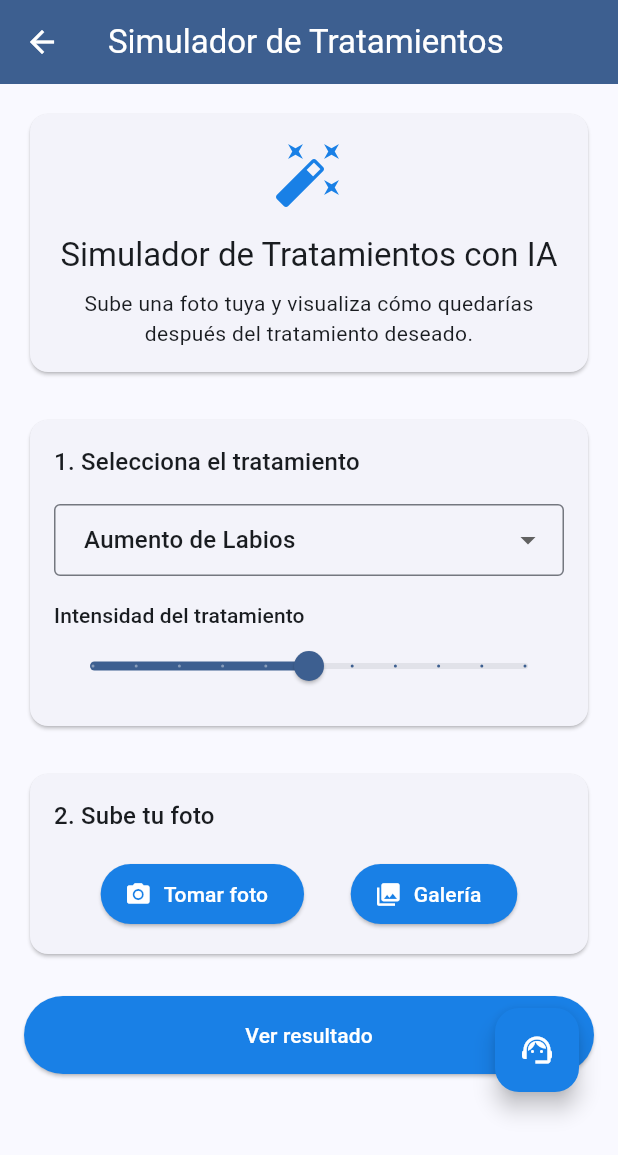
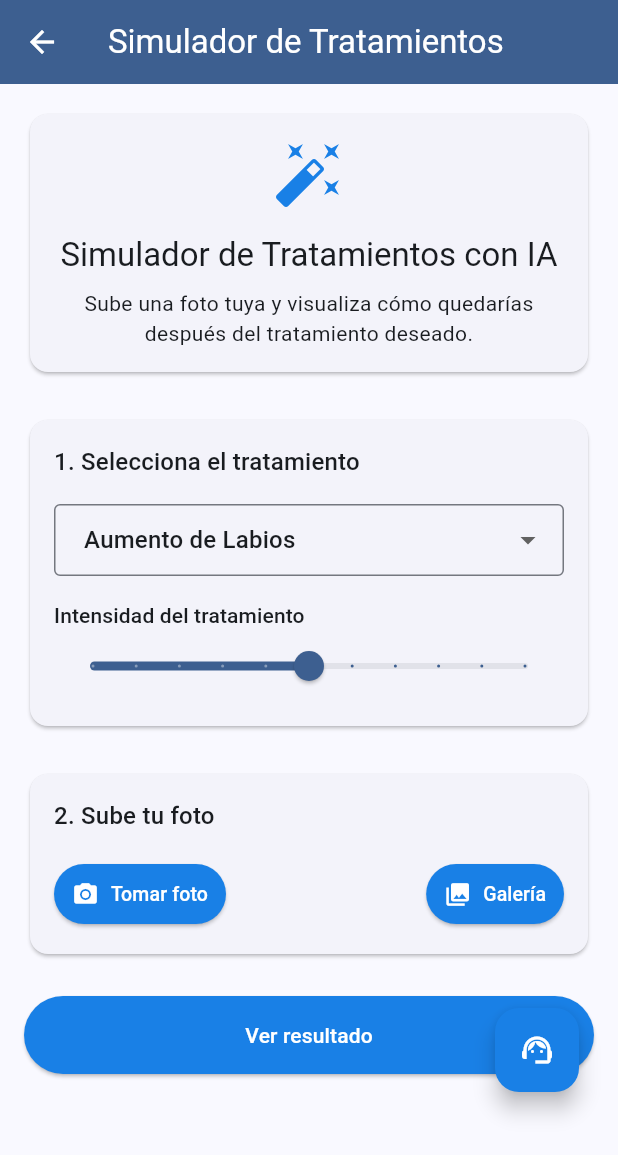
Before and after one commit to salvaromanelli/clinicas-love-app, a Flutter app: the TreatmentSimulationPage screen opened by its route, on a phone screen of 412 x 824 dp. Shown: the top 1155 px of the screen. Run offline on Flutter 3.47's test engine with Material 3 defaults, Android fonts, the phone set to English and light mode, and no system bars; our stand-ins replace cached_network_image, flutter_local_notifications, flutter_secure_storage, flutter_svg, geolocator, image_picker and 4 more; accounts and stored records are empty; network calls fail.

Commit message:
feat: implement responsive image buttons for camera and gallery selection

```diff
--- a/lib/simulacion_resultados.dart
+++ b/lib/simulacion_resultados.dart
@@ -146,6 +146,33 @@ class _TreatmentSimulationPageState extends State<TreatmentSimulationPage> {
   }
 
   @override
+
+  Widget _buildImageButton({
+  required IconData icon,
+  required String label,
+  required VoidCallback onPressed,
+  bool isFullWidth = false,
+}) {
+  return ElevatedButton.icon(
+    onPressed: onPressed,
+    icon: Icon(icon, size: 18), // Tamaño de icono más pequeño
+    label: Text(
+      label,
+      style: const TextStyle(fontSize: 13), // Texto más pequeño
+    ),
+    style: ElevatedButton.styleFrom(
+      foregroundColor: Colors.white,
+      backgroundColor: const Color(0xFF1980E6),
+      padding: const EdgeInsets.symmetric(
+        horizontal: 12,
+        vertical: 8,
+      ),
+      minimumSize: isFullWidth ? const Size(double.infinity, 40) : null,
+    ),
+  );
+}
+
+
   Widget build(BuildContext context) {
     return Scaffold(
       appBar: AppBar(
@@ -256,28 +283,47 @@ class _TreatmentSimulationPageState extends State<TreatmentSimulationPage> {
                           style: Theme.of(context).textTheme.titleMedium,
                         ),
                         const SizedBox(height: 16),
-                        Row(
-                          mainAxisAlignment: MainAxisAlignment.spaceEvenly,
+                        LayoutBuilder(
+                          builder: (context, constraints) {
+                            // Determinar si hay suficiente espacio para botones horizontales
+                            final isNarrow = constraints.maxWidth < 340;
+
+                            // Si el espacio es reducido, usar columna; de lo contrario, usar fila
+                            return isNarrow
+                              ? Column(
                                   children: [
-                            ElevatedButton.icon(
+                                    _buildImageButton(
+                                      icon: Icons.camera_alt,
+                                      label: 'Tomar foto',
                                       onPressed: () => _pickImage(ImageSource.camera),
-                              icon: const Icon(Icons.camera_alt),
-                              label: const Text('Tomar foto'),
-                              style: ElevatedButton.styleFrom(
-                                foregroundColor: Colors.white,
-                                backgroundColor: const Color(0xFF1980E6),
+                                      isFullWidth: true,
                                     ),
-                            ),
-                            ElevatedButton.icon(
+                                    const SizedBox(height: 8),
+                                    _buildImageButton(
+                                      icon: Icons.photo_library,
+                                      label: 'Galería',
                                       onPressed: () => _pickImage(ImageSource.gallery),
-                              icon: const Icon(Icons.photo_library),
-                              label: const Text('Galería'),
-                              style: ElevatedButton.styleFrom(
-                                foregroundColor: Colors.white,
-                                backgroundColor: const Color(0xFF1980E6),
-                              ),
+                                      isFullWidth: true,
                                     ),
                                   ],
+                                )
+                              : Row(
+                                  mainAxisAlignment: MainAxisAlignment.spaceBetween,
+                                  children: [
+                                    _buildImageButton(
+                                      icon: Icons.camera_alt,
+                                      label: 'Tomar foto',
+                                      onPressed: () => _pickImage(ImageSource.camera),
+                                    ),
+                                    const SizedBox(width: 8),
+                                    _buildImageButton(
+                                      icon: Icons.photo_library,
+                                      label: 'Galería',
+                                      onPressed: () => _pickImage(ImageSource.gallery),
+                                    ),
+                                  ],
+                                );
+                          },
                         ),
 
                         if (_imageFile != null) ...[
```
Also changed, not shown: lib/main.dart (+33 -24 lines). Lines whose indentation alone changed are shown as unchanged.
